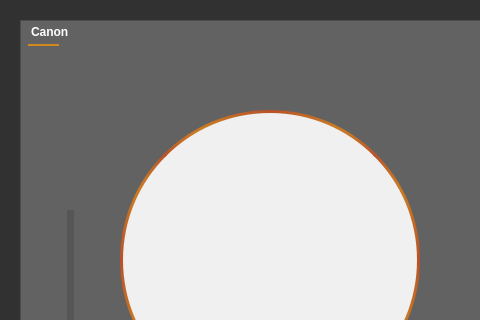
Tenlutshy/IHM_Balistique, file IHM/mainwindow.ui: the form before one commit; both pictures show x 0 to 480 and y 0 to 320 of the 960 by 540 pixel window.
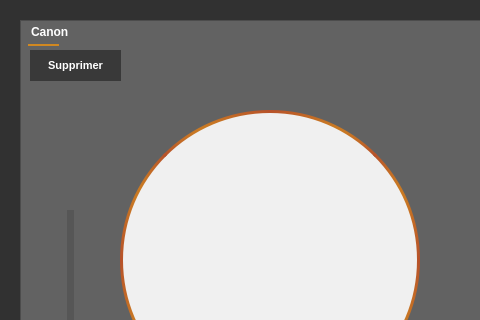
The form after the commit.

Commit message: bouton de suppression

Patch:
```diff
--- a/IHM/mainwindow.ui
+++ b/IHM/mainwindow.ui
@@ -452,6 +452,52 @@
       <bool>false</bool>
      </property>
     </widget>
+    <widget class="QPushButton" name="btn_sprimp">
+     <property name="enabled">
+      <bool>false</bool>
+     </property>
+     <property name="geometry">
+      <rect>
+       <x>10</x>
+       <y>30</y>
+       <width>91</width>
+       <height>31</height>
+      </rect>
+     </property>
+     <property name="font">
+      <font>
+       <pointsize>8</pointsize>
+       <bold>true</bold>
+      </font>
+     </property>
+     <property name="styleSheet">
+      <string notr="true">QPushButton {
+	background-color: rgb(57, 57, 57);
+    color: white; /* Couleur du texte rouge */
+    padding: 5px 10px; /* Rembourrage */
+    font-weight: bold; 
+	border: none;
+}
+
+QPushButton::hover {
+	background-color: rgb(45, 45, 45);
+}
+
+QPushButton::pressed {
+	background-color: #D08821;
+	color: rgb(45, 45, 45);
+}</string>
+     </property>
+     <property name="text">
+      <string>Supprimer</string>
+     </property>
+     <property name="default">
+      <bool>false</bool>
+     </property>
+     <property name="flat">
+      <bool>false</bool>
+     </property>
+    </widget>
    </widget>
    <widget class="QFrame" name="frame_2">
     <property name="geometry">
```
The commit also changes 4 other files.
